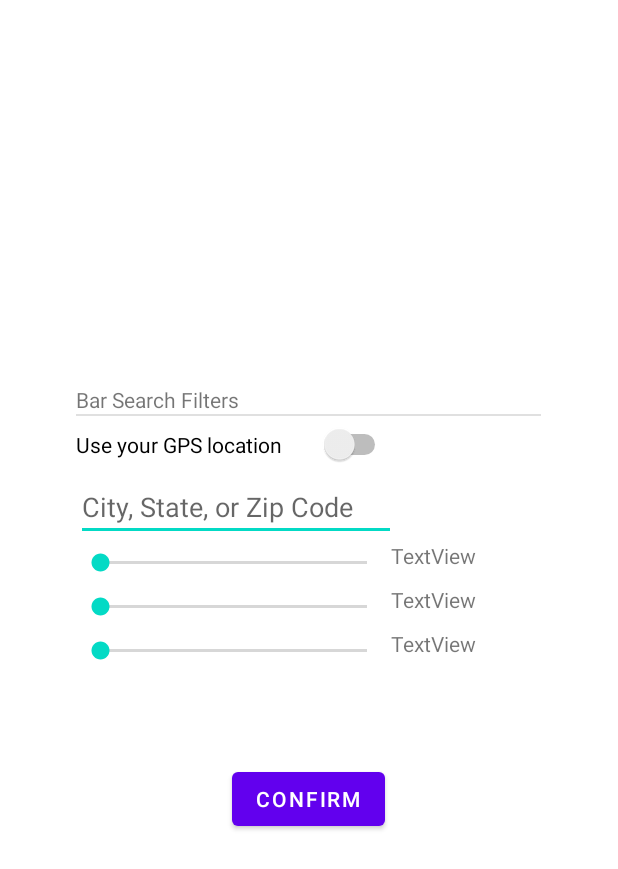
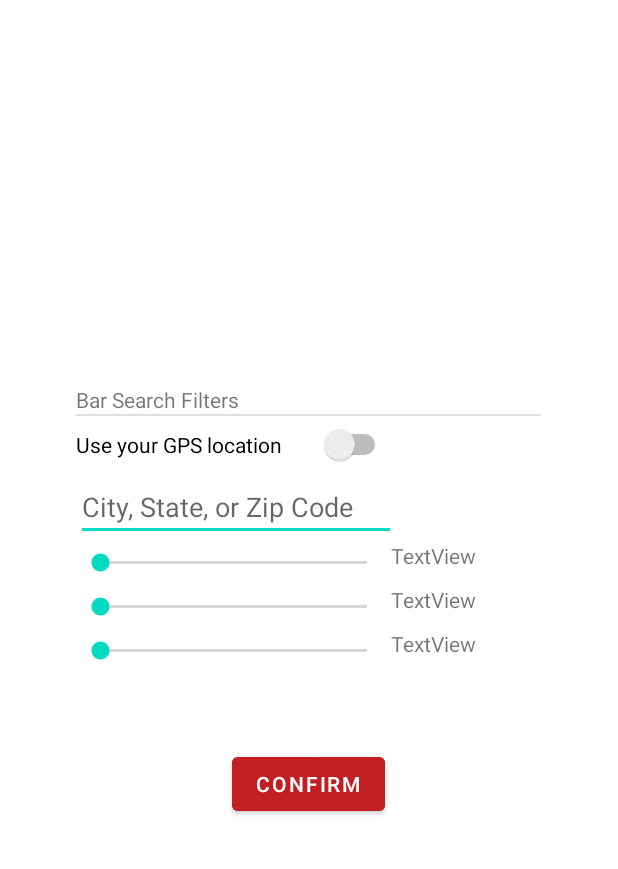
Before and after one commit to aphn490/drinkmate, an Android app: the layout bar_map_filters_popup.xml on its own in the app's theme, with its tools: preview values and no code run, on a phone screen of 412 x 824 dp. Shown: the top 869 px of the screen. Run offline under Robolectric (Android 15) with nearby library versions, the phone set to English and light mode, and no system bars.

Commit message:
Bar map filter setting ui change window size and button color

```diff
--- a/app/src/main/java/com/example/drinkmate/MapsActivity.kt
+++ b/app/src/main/java/com/example/drinkmate/MapsActivity.kt
@@ -5,6 +5,7 @@ import android.annotation.SuppressLint
 import android.app.Activity
 import android.content.Context
 import android.content.pm.PackageManager
+import android.graphics.Color
 import android.location.Geocoder
 import android.location.Location
 import android.net.Uri
--- a/app/src/main/res/layout/bar_map_filters_popup.xml
+++ b/app/src/main/res/layout/bar_map_filters_popup.xml
@@ -1,16 +1,17 @@
 <?xml version="1.0" encoding="utf-8"?>
 <!--Layout for bar_map_filters_popup, used for displaying a popup dialog that requests user input for the bar map filter settings-->
-<RelativeLayout xmlns:android="http://schemas.android.com/apk/res/android"
+<LinearLayout xmlns:android="http://schemas.android.com/apk/res/android"
     xmlns:app="http://schemas.android.com/apk/res-auto"
     xmlns:tools="http://schemas.android.com/tools"
     android:layout_width="350dp"
     android:layout_height="350dp"
     android:layout_gravity="center"
+    android:orientation="vertical"
     android:padding="20dp">
 
     <LinearLayout
         android:layout_width="match_parent"
-        android:layout_height="wrap_content"
+        android:layout_height="300dp"
         android:orientation="vertical">
         <!--Textview for the title of the popup dialog-->
         <TextView
@@ -95,7 +96,6 @@
                 android:layout_height="29dp"
                 android:max="4"
                 android:min="0"
-                android:paddingLeft="5dp"
                 android:progress="0" />
             <!--TextView to display the current value of the cost filter seekbar-->
             <TextView
@@ -105,7 +105,6 @@
                 android:layout_weight="1"
                 android:text="TextView" />
         </LinearLayout>
-    </LinearLayout>
 
         <!--Button to confirm the bar map search filter settings, closes the popup dialog, updates the bar map-->
         <Button
@@ -114,14 +113,16 @@
             android:layout_height="wrap_content"
             android:layout_alignParentBottom="true"
             android:layout_centerHorizontal="true"
-        android:layout_marginTop="10dp"
+            android:layout_marginTop="50dp"
             android:layout_marginBottom="10dp"
+            android:backgroundTint="#C31F22"
             android:text="confirm"
             app:layout_constraintBottom_toBottomOf="parent"
             app:layout_constraintEnd_toEndOf="parent"
             app:layout_constraintLeft_toLeftOf="parent"
             app:layout_constraintRight_toRightOf="parent"
             app:layout_constraintStart_toStartOf="parent"
-        app:layout_constraintTop_toTopOf="parent" />
-
-</RelativeLayout>
+            app:layout_constraintTop_toTopOf="parent"
+            android:layout_gravity="center" />
+    </LinearLayout>
+</LinearLayout>
```
Lines whose indentation alone changed are shown as unchanged.
